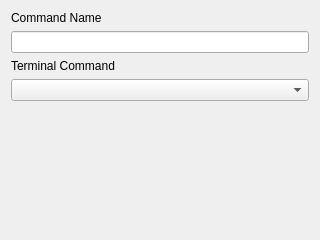
Qt form res/forms/viewterminal.ui (CouleurQ/SmartCardManager) before a commit.
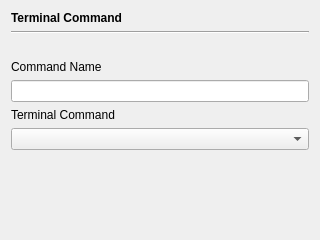
The same form after that commit.

Commit message: RunScript CommandTerminal UI handling

Diff of the .ui file:
```diff
--- a/res/forms/viewterminal.ui
+++ b/res/forms/viewterminal.ui
@@ -20,6 +20,30 @@
    <string>Form</string>
   </property>
   <layout class="QVBoxLayout" name="verticalLayout">
+   <item>
+    <widget class="QLabel" name="label_3">
+     <property name="text">
+      <string>&lt;html&gt;&lt;head/&gt;&lt;body&gt;&lt;p&gt;&lt;span style=&quot; font-weight:700;&quot;&gt;Terminal Command&lt;/span&gt;&lt;/p&gt;&lt;/body&gt;&lt;/html&gt;</string>
+     </property>
+     <property name="textFormat">
+      <enum>Qt::TextFormat::RichText</enum>
+     </property>
+    </widget>
+   </item>
+   <item>
+    <widget class="Line" name="line">
+     <property name="orientation">
+      <enum>Qt::Orientation::Horizontal</enum>
+     </property>
+    </widget>
+   </item>
+   <item>
+    <widget class="QLabel" name="label_4">
+     <property name="text">
+      <string/>
+     </property>
+    </widget>
+   </item>
    <item>
     <widget class="QLabel" name="label">
      <property name="text">
@@ -38,7 +62,11 @@
     </widget>
    </item>
    <item>
-    <widget class="QComboBox" name="comboBoxAction"/>
+    <widget class="QComboBox" name="comboBoxAction">
+     <property name="placeholderText">
+      <string/>
+     </property>
+    </widget>
    </item>
    <item>
     <spacer name="verticalSpacer">
```
The commit also changes 7 other files.
